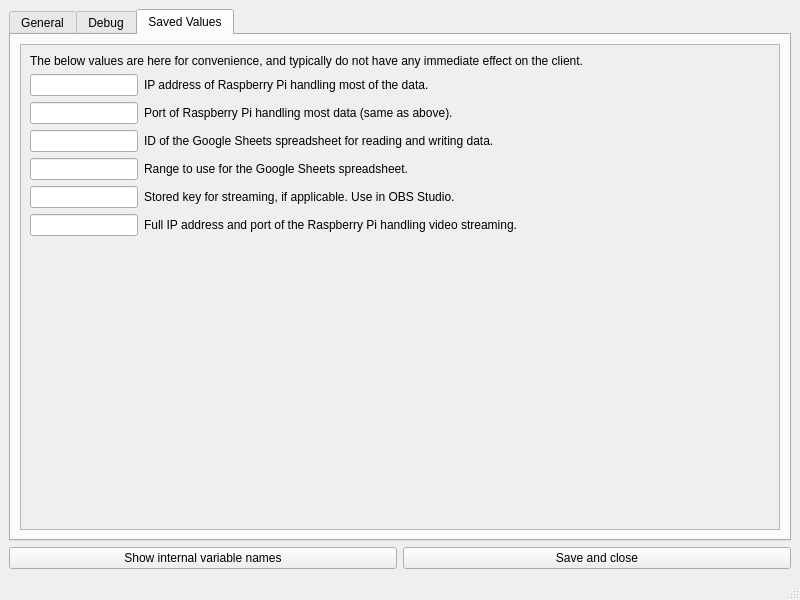
The window that src/main/resources/base/preferences.ui (aacttelemetry/aactui) describes before a commit, drawn with Qt 5.
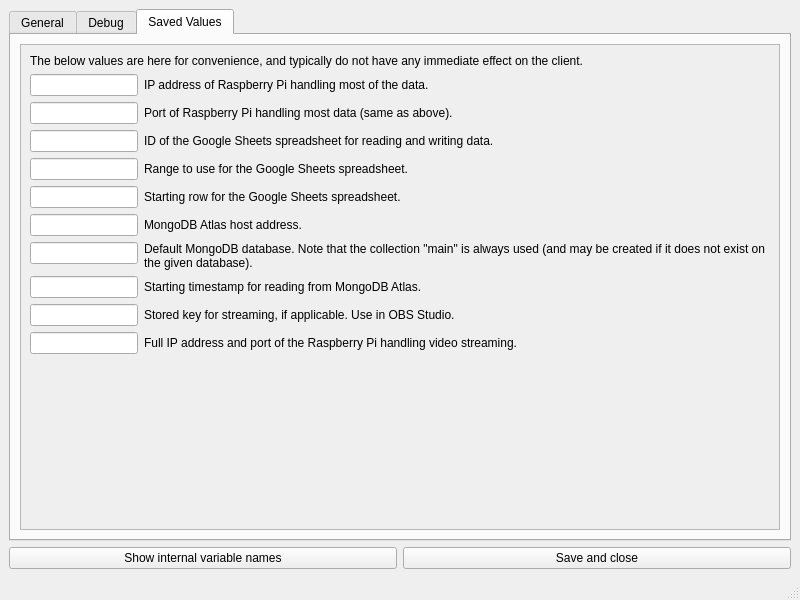
The same window after the commit. The open tabs and pages were chosen to show the change.

Patch:
```diff
--- a/src/main/resources/base/preferences.ui
+++ b/src/main/resources/base/preferences.ui
@@ -411,26 +411,69 @@
               </property>
              </widget>
             </item>
-            <item row="5" column="0">
+            <item row="9" column="0">
              <widget class="QLineEdit" name="stream_key_edit"/>
             </item>
-            <item row="5" column="1">
+            <item row="9" column="1">
              <widget class="QLabel" name="stream_key_label">
               <property name="text">
                <string>Stored key for streaming, if applicable. Use in OBS Studio.</string>
               </property>
              </widget>
             </item>
-            <item row="6" column="0">
+            <item row="10" column="0">
              <widget class="QLineEdit" name="rpi_stream_edit"/>
             </item>
-            <item row="6" column="1">
+            <item row="10" column="1">
              <widget class="QLabel" name="rpi_stream_label">
               <property name="text">
                <string>Full IP address and port of the Raspberry Pi handling video streaming.</string>
               </property>
              </widget>
             </item>
+            <item row="5" column="0">
+             <widget class="QLineEdit" name="gsheets_row_edit"/>
+            </item>
+            <item row="6" column="0">
+             <widget class="QLineEdit" name="mongodb_host_edit"/>
+            </item>
+            <item row="7" column="0">
+             <widget class="QLineEdit" name="mongodb_database_edit"/>
+            </item>
+            <item row="8" column="0">
+             <widget class="QLineEdit" name="mongodb_timestamp_edit"/>
+            </item>
+            <item row="5" column="1">
+             <widget class="QLabel" name="gsheets_row_label">
+              <property name="text">
+               <string>Starting row for the Google Sheets spreadsheet.</string>
+              </property>
+             </widget>
+            </item>
+            <item row="6" column="1">
+             <widget class="QLabel" name="mongodb_host_label">
+              <property name="text">
+               <string>MongoDB Atlas host address. </string>
+              </property>
+             </widget>
+            </item>
+            <item row="7" column="1">
+             <widget class="QLabel" name="mongodb_database_label">
+              <property name="text">
+               <string>Default MongoDB database. Note that the collection &quot;main&quot; is always used (and may be created if it does not exist on the given database).</string>
+              </property>
+              <property name="wordWrap">
+               <bool>true</bool>
+              </property>
+             </widget>
+            </item>
+            <item row="8" column="1">
+             <widget class="QLabel" name="mongodb_timestamp_label">
+              <property name="text">
+               <string>Starting timestamp for reading from MongoDB Atlas.</string>
+              </property>
+             </widget>
+            </item>
            </layout>
           </widget>
          </widget>
```
Left out of the diff: 2 changed lines with no effect on the pictures.
